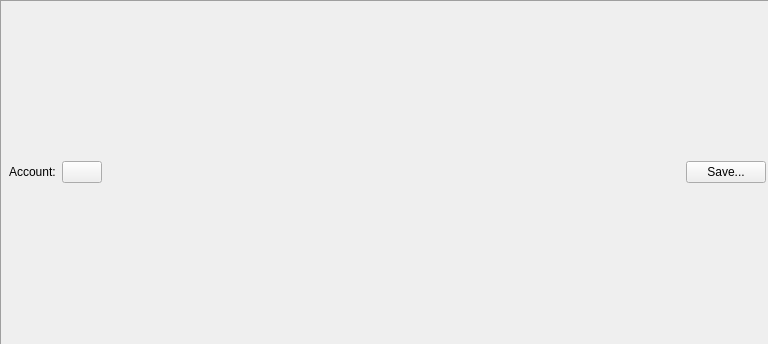
Above: jal/ui/reports/account_balance_report.ui from titov-vv/jal before the change. Below: the same form after it.
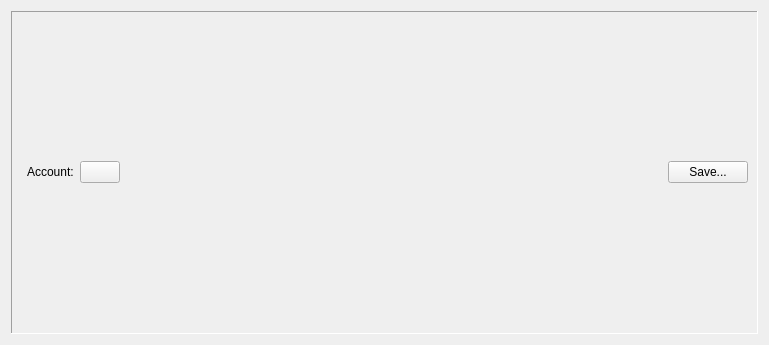
That is the form after the change. Custom widgets are drawn as their Qt base class.

Commit message: Restore of native Qt spacing layout spacing for better compatibility. Tab order and label buddies we set for forms.

What changed in the file:
```diff
--- a/jal/ui/reports/account_balance_report.ui
+++ b/jal/ui/reports/account_balance_report.ui
@@ -14,21 +14,6 @@
    <string>Account balance history</string>
   </property>
   <layout class="QVBoxLayout" name="reportLayout">
-   <property name="spacing">
-    <number>0</number>
-   </property>
-   <property name="leftMargin">
-    <number>0</number>
-   </property>
-   <property name="topMargin">
-    <number>0</number>
-   </property>
-   <property name="rightMargin">
-    <number>0</number>
-   </property>
-   <property name="bottomMargin">
-    <number>0</number>
-   </property>
    <item>
     <widget class="QFrame" name="ReportParamsFrame">
      <property name="frameShape">
@@ -38,21 +23,6 @@
       <enum>QFrame::Shadow::Sunken</enum>
      </property>
      <layout class="QGridLayout" name="gridLayout">
-      <property name="leftMargin">
-       <number>2</number>
-      </property>
-      <property name="topMargin">
-       <number>2</number>
-      </property>
-      <property name="rightMargin">
-       <number>2</number>
-      </property>
-      <property name="bottomMargin">
-       <number>2</number>
-      </property>
-      <property name="spacing">
-       <number>6</number>
-      </property>
       <item row="0" column="0">
        <widget class="DateRangeSelector" name="ReportRange">
         <property name="ItemsList" stdset="0">
@@ -60,7 +30,7 @@
         </property>
        </widget>
       </item>
-      <item row="0" column="3">
+      <item row="0" column="4">
        <spacer name="ReportFrameSpacer">
         <property name="orientation">
          <enum>Qt::Orientation::Horizontal</enum>
@@ -74,20 +44,36 @@
        </spacer>
       </item>
       <item row="0" column="1">
+       <spacer name="accountGroupSpacer">
+        <property name="orientation">
+         <enum>Qt::Orientation::Horizontal</enum>
+        </property>
+        <property name="sizeType">
+         <enum>QSizePolicy::Fixed</enum>
+        </property>
+        <property name="sizeHint" stdset="0">
+         <size>
+          <width>0</width>
+          <height>20</height>
+         </size>
+        </property>
+       </spacer>
+      </item>
+      <item row="0" column="2">
        <widget class="QLabel" name="ReportAccountLbl">
         <property name="text">
          <string>Account:</string>
         </property>
        </widget>
       </item>
-      <item row="0" column="2">
+      <item row="0" column="3">
        <widget class="AccountButton" name="ReportAccountButton">
         <property name="text">
          <string/>
         </property>
        </widget>
       </item>
-      <item row="0" column="4">
+      <item row="0" column="5">
        <widget class="QPushButton" name="SaveButton">
         <property name="text">
          <string>Save...</string>
```
Left out of the diff: 8 changed lines with no effect on the pictures. The commit also changes 82 other files.
